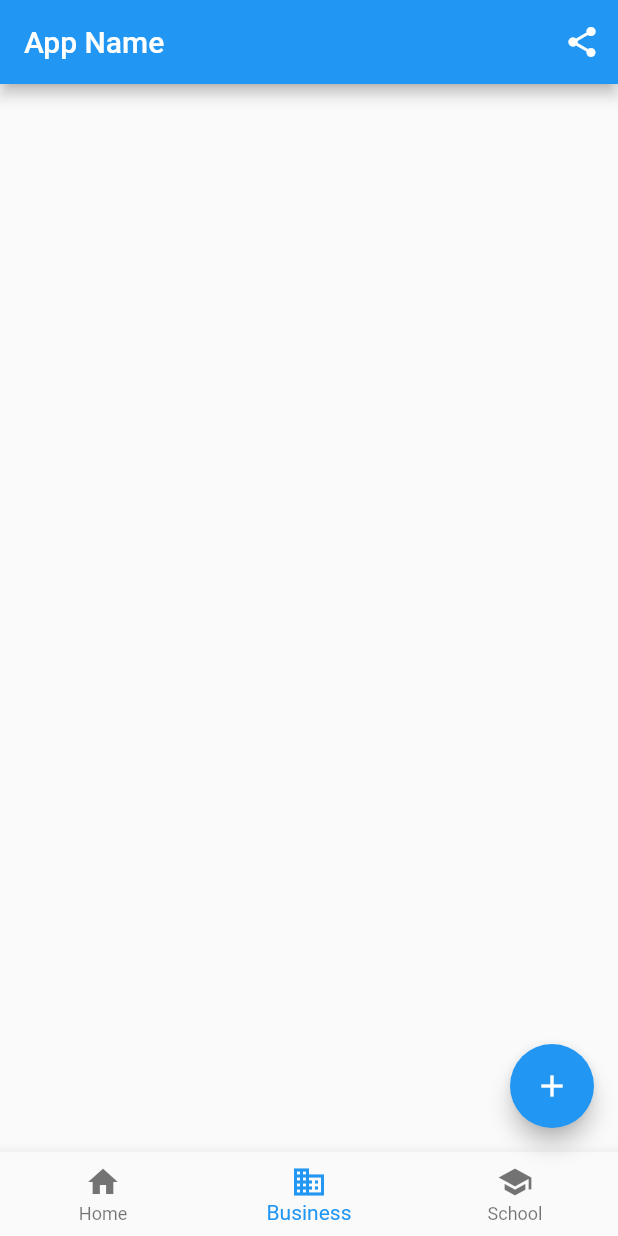
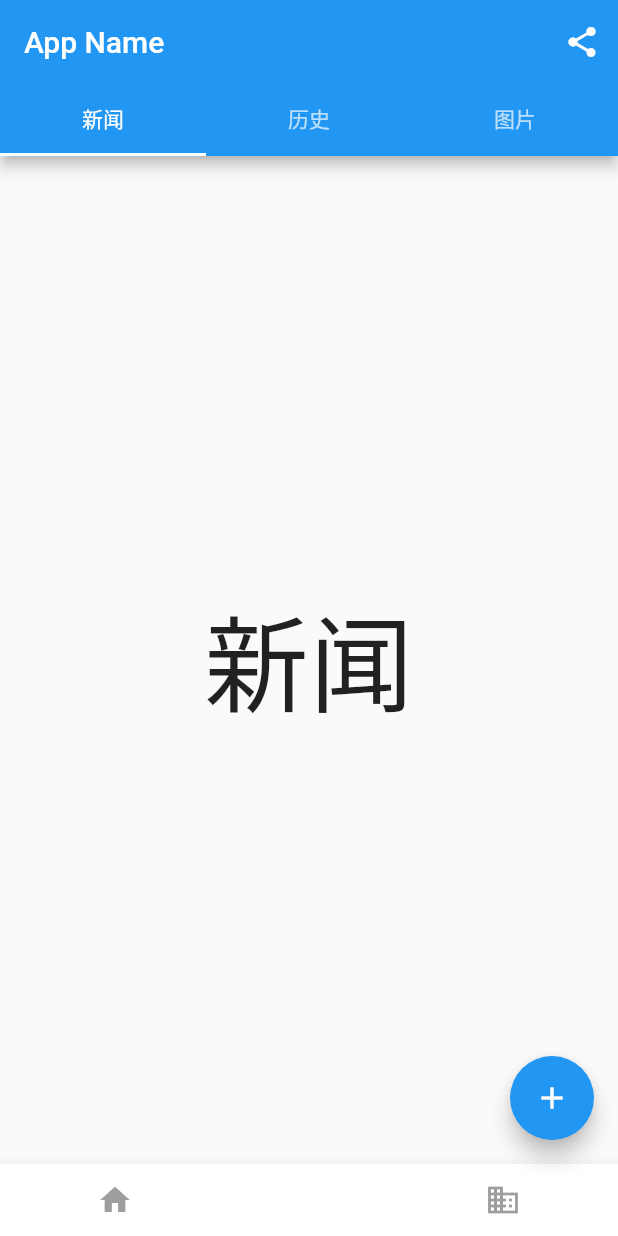
Before and after one commit to nchkdxlq/flutter_demo, a Flutter app: the ScaffoldRoute screen opened directly, on a phone screen of 412 x 824 dp. Run offline on Flutter 3.47's test engine with Material 2 defaults, Android fonts, the phone set to English and light mode, and no system bars.

Commit message:
Scaffold 组件

```diff
--- a/lib/Container/ScaffoldRoute.dart
+++ b/lib/Container/ScaffoldRoute.dart
@@ -29,27 +29,33 @@ class _ScaffoldRouteState extends State<ScaffoldRoute> with SingleTickerProvider
 				actions: <Widget>[ // 导航栏右侧菜单
 					IconButton(icon: Icon(Icons.share), onPressed: () => {},)
 				],
-//				bottom: TabBar(
-//					controller: _tabController,
-//					tabs: tabs.map( (e) => Tab(text: e) ).toList()
-//				),
+				bottom: TabBar(
+					controller: _tabController,
+					tabs: tabs.map( (e) => Tab(text: e) ).toList()
+				),
 			),
-			bottomNavigationBar: BottomNavigationBar( // 底部导航
-				items: <BottomNavigationBarItem>[
-					BottomNavigationBarItem(icon: Icon(Icons.home), title: Text('Home')),
-					BottomNavigationBarItem(icon: Icon(Icons.business), title: Text('Business')),
-					BottomNavigationBarItem(icon: Icon(Icons.school), title: Text('School')),
-				],
-				currentIndex: _selectedIndex,
-				fixedColor: Colors.blue,
-				onTap: _onItemTapped,
-			),
+//			drawer: myDrawer(),
+			body: body(context),
+			bottomNavigationBar: bottomAppBar(context),
+//			bottomNavigationBar: bottomNavigationBar(context),
 			floatingActionButton: FloatingActionButton( // 悬浮按钮
 				child: Icon(Icons.add),
 				onPressed: _onAdd,
 			),
 		);
   }
+
+  Widget myDrawer() {
+		return Builder(builder: (context) {
+			return IconButton(
+				icon: Icon(Icons.dashboard, color: Colors.white,),
+				onPressed: () {
+					// 打开抽屉菜单
+					Scaffold.of(context).openDrawer();
+				},
+			);
+		});
+	}
 
 
   void _onItemTapped(int index) {
@@ -61,4 +67,45 @@ class _ScaffoldRouteState extends State<ScaffoldRoute> with SingleTickerProvider
 	void _onAdd() {
 
 	}
+
+	Widget body(BuildContext context) {
+		return TabBarView(
+			controller: _tabController,
+			children: tabs.map( (e) {
+				return Container(
+					alignment: Alignment.center,
+					child: Text(e, textScaleFactor: 5,),
+				);
+			} ).toList(),
+		);
+	}
+
+
+	BottomNavigationBar bottomNavigationBar(BuildContext context) {
+		return BottomNavigationBar( // 底部导航
+			items: <BottomNavigationBarItem>[
+				BottomNavigationBarItem(icon: Icon(Icons.home), title: Text('Home')),
+				BottomNavigationBarItem(icon: Icon(Icons.business), title: Text('Business')),
+				BottomNavigationBarItem(icon: Icon(Icons.school), title: Text('School')),
+			],
+			currentIndex: _selectedIndex,
+			fixedColor: Colors.blue,
+			onTap: _onItemTapped,
+		);
+	}
+
+	BottomAppBar bottomAppBar(BuildContext context) {
+		return BottomAppBar(
+			color: Colors.white,
+			shape: CircularNotchedRectangle(),
+			child: Row(
+				mainAxisAlignment: MainAxisAlignment.spaceAround,
+				children: <Widget>[
+					IconButton(icon: Icon(Icons.home),),
+					SizedBox(),
+					IconButton(icon: Icon(Icons.business),)
+				],
+			),
+		);
+	}
 }
```
Also changed, not shown: 2 other files.
